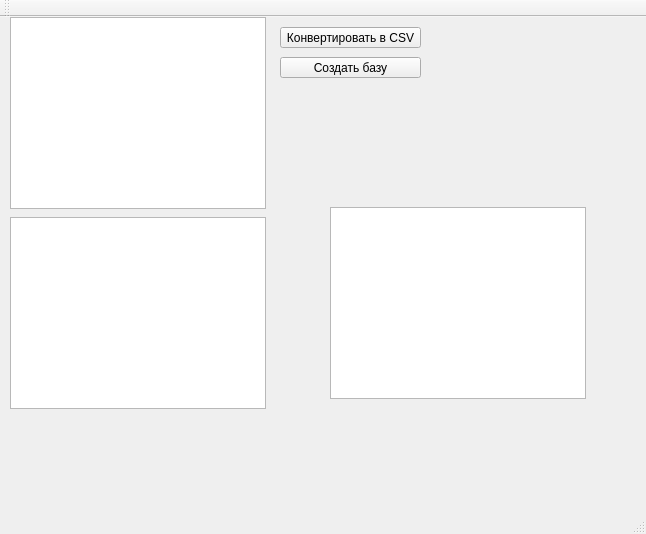
Old version of the form mainwindow.ui in the repository Zheka001/Convertor.
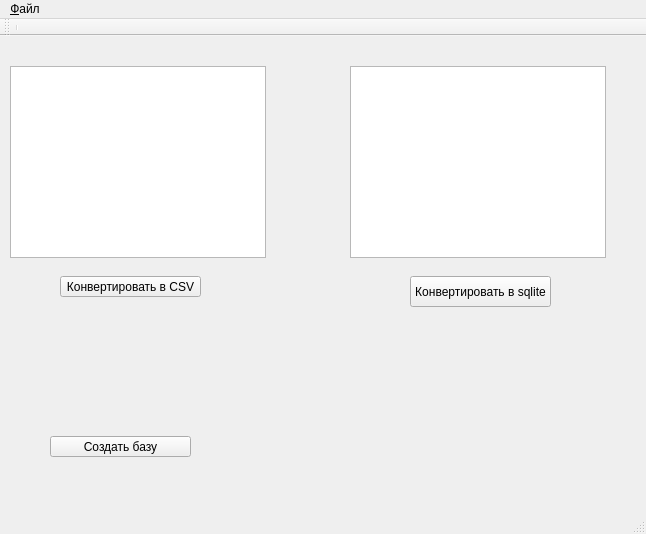
New version of the form.

What changed in the file:
```diff
--- a/mainwindow.ui
+++ b/mainwindow.ui
@@ -14,11 +14,11 @@
    <string>MainWindow</string>
   </property>
   <widget class="QWidget" name="centralWidget">
-   <widget class="QTableView" name="sqlView">
+   <widget class="QTreeView" name="sqlView">
     <property name="geometry">
      <rect>
       <x>10</x>
-      <y>0</y>
+      <y>30</y>
       <width>256</width>
       <height>192</height>
      </rect>
@@ -27,8 +27,8 @@
    <widget class="QPushButton" name="convertButton">
     <property name="geometry">
      <rect>
-      <x>280</x>
-      <y>10</y>
+      <x>60</x>
+      <y>240</y>
       <width>141</width>
       <height>21</height>
      </rect>
@@ -37,11 +37,11 @@
      <string>Конвертировать в CSV</string>
     </property>
    </widget>
-   <widget class="QTableView" name="csvView">
+   <widget class="QTreeView" name="csvView">
     <property name="geometry">
      <rect>
-      <x>10</x>
-      <y>200</y>
+      <x>350</x>
+      <y>30</y>
       <width>256</width>
       <height>192</height>
      </rect>
@@ -50,8 +50,8 @@
    <widget class="QPushButton" name="createButton">
     <property name="geometry">
      <rect>
-      <x>280</x>
-      <y>40</y>
+      <x>50</x>
+      <y>400</y>
       <width>141</width>
       <height>21</height>
      </rect>
@@ -60,17 +60,30 @@
      <string>Cоздать базу</string>
     </property>
    </widget>
-   <widget class="QTextBrowser" name="textBrowser">
+   <widget class="QPushButton" name="convertSqlButton">
     <property name="geometry">
      <rect>
-      <x>330</x>
-      <y>190</y>
-      <width>256</width>
-      <height>192</height>
+      <x>410</x>
+      <y>240</y>
+      <width>141</width>
+      <height>31</height>
      </rect>
     </property>
+    <property name="text">
+     <string>Конвертировать в sqlite</string>
+    </property>
    </widget>
   </widget>
+  <widget class="QToolBar" name="mainToolBar">
+   <attribute name="toolBarArea">
+    <enum>TopToolBarArea</enum>
+   </attribute>
+   <attribute name="toolBarBreak">
+    <bool>false</bool>
+   </attribute>
+   <addaction name="separator"/>
+  </widget>
+  <widget class="QStatusBar" name="statusBar"/>
   <widget class="QMenuBar" name="menuBar">
    <property name="geometry">
     <rect>
@@ -80,16 +93,31 @@
      <height>21</height>
     </rect>
    </property>
+   <widget class="QMenu" name="menu">
+    <property name="title">
+     <string>&amp;Файл</string>
+    </property>
+    <addaction name="actionOpenDb"/>
+    <addaction name="actionOpencsv"/>
+    <addaction name="actionClose"/>
+   </widget>
+   <addaction name="menu"/>
   </widget>
-  <widget class="QToolBar" name="mainToolBar">
-   <attribute name="toolBarArea">
-    <enum>TopToolBarArea</enum>
-   </attribute>
-   <attribute name="toolBarBreak">
-    <bool>false</bool>
-   </attribute>
-  </widget>
-  <widget class="QStatusBar" name="statusBar"/>
+  <action name="actionOpenDb">
+   <property name="text">
+    <string>Открыть базу данных</string>
+   </property>
+  </action>
+  <action name="actionOpencsv">
+   <property name="text">
+    <string>Открыть файл csv</string>
+   </property>
+  </action>
+  <action name="actionClose">
+   <property name="text">
+    <string>Закрыть</string>
+   </property>
+  </action>
  </widget>
  <layoutdefault spacing="6" margin="11"/>
  <resources/>
```
